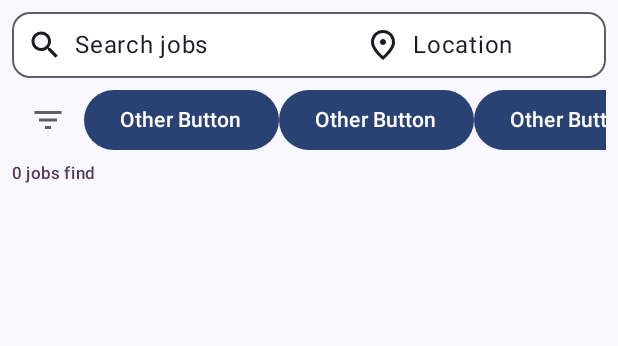
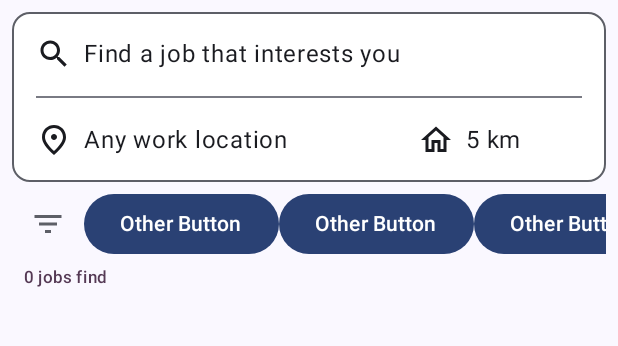
Before and after one commit to CS5520FeinbergFall2023/group-project-group-7, an Android app built with Jetpack Compose: the ForgotPasswordScreen screen opened through its navigation route, after a tap on "Sign In", on a phone screen of 412 x 824 dp, the part 96-442 px from its top. Run offline under Robolectric (Android 15) with nearby library versions, the phone set to English and light mode, and no system bars; our stand-ins replace Firebase (no records; nobody signed in at launch, a user with empty details on screens opened directly); 3 statements that could not run were skipped.

Commit message:
v0.1.15 - add search stage 3, simple search complete

```diff
--- a/JetpackComposeV1/app/src/main/java/edu/northeastern/jetpackcomposev1/ui/screens/ForgotPasswordScreen.kt
+++ b/JetpackComposeV1/app/src/main/java/edu/northeastern/jetpackcomposev1/ui/screens/ForgotPasswordScreen.kt
@@ -37,12 +37,15 @@ fun ForgotPasswordScreen(
 //    val scope = rememberCoroutineScope()
     val snackbarHostState = remember { SnackbarHostState() }
     Scaffold(snackbarHost = { SnackbarHost(hostState = snackbarHostState) }) {innerPadding ->
+        if (userViewModel.running) {
+            ShowCircularProgressIndicator()
+        }
+        else {
             Column(
                 modifier = modifier.padding(innerPadding).fillMaxSize(),
                 verticalArrangement = Arrangement.Center,
                 horizontalAlignment = Alignment.CenterHorizontally
             ) {
-            ShowCircularProgressIndicator(userViewModel.running)
                 OutlinedTextField(
                     value = userViewModel.user.profile.email,
                     onValueChange = { userViewModel.user.profile.email = it.trim() },
@@ -70,6 +73,7 @@ fun ForgotPasswordScreen(
                     Text("Sign Up")
                 }
             }
+        }
     }// scaffold
     LaunchedEffect(key1 = userViewModel.messageReturned) {
         if (userViewModel.authMessage.isNotEmpty()) {
--- a/JetpackComposeV1/app/src/main/java/edu/northeastern/jetpackcomposev1/ui/screens/JobSearchScreen.kt
+++ b/JetpackComposeV1/app/src/main/java/edu/northeastern/jetpackcomposev1/ui/screens/JobSearchScreen.kt
@@ -71,10 +71,13 @@ fun JobSearchScreen(
     applicationViewModel: ApplicationViewModel,
     modifier: Modifier = Modifier
 ) {
+    if (jobViewModel.running) {
+        ShowCircularProgressIndicator()
+    }
+    else {
         LazyColumn(modifier = modifier.padding(horizontal = 8.dp)) {
             item {
                 SearchSection(jobViewModel = jobViewModel)
-            ShowCircularProgressIndicator(jobViewModel.running)
                 JobLists(
                     jobs = jobViewModel.response.results,
                     jobViewedHistoryList = jobViewModel.jobViewedHistoryList,
@@ -83,6 +86,7 @@ fun JobSearchScreen(
                     onFindJobInFavorite = { jobId -> jobViewModel.findJobInFavoriteList(jobId) },
                     onSetJobFavorite = {job -> jobViewModel.setJobFavoriteToDB(job) }
                 )
+            }
         }
     }
 }
@@ -121,33 +125,48 @@ fun SearchSection(
             colors = CardDefaults.cardColors(containerColor = MaterialTheme.colorScheme.onPrimary),
             border = BorderStroke(1.dp, MaterialTheme.colorScheme.outline),
         ) {
-            Row(verticalAlignment = Alignment.CenterVertically,
-                horizontalArrangement = Arrangement.SpaceBetween,
-                modifier = modifier.fillMaxWidth()
-                .padding(all = 10.dp)
+            Column(modifier = modifier
+                .fillMaxWidth()
+                .padding(all = 16.dp)
                 .clickable { showSearchJobSheet = true }
             ) {
-                Row(verticalAlignment = Alignment.CenterVertically, modifier = modifier.weight(0.6f)) {
+                Row(verticalAlignment = Alignment.CenterVertically) {
                     Icon(
                         imageVector = Icons.Outlined.Search,
                         contentDescription = "Search"
                     )
                     Text(
-                        text = jobViewModel.search.what.ifEmpty { "Search jobs" },
+                        text = jobViewModel.search.what.ifEmpty { "Find a job that interests you" },
                         maxLines = 1,
                         modifier = modifier.padding(start = 8.dp)
                     )
                 }
-                Row(verticalAlignment = Alignment.CenterVertically, modifier = modifier.weight(0.4f)) {
+                Spacer(modifier = modifier.height(16.dp))
+                Divider()
+                Spacer(modifier = modifier.height(16.dp))
+                Row {
+                    Row(verticalAlignment = Alignment.CenterVertically, modifier = modifier.weight(0.7f)) {
                         Icon(
                             imageVector = Icons.Outlined.Place,
                             contentDescription = "Location"
                         )
                         Text(
-                        text = jobViewModel.search.where.ifEmpty { "Location" },
+                            text = jobViewModel.search.where.ifEmpty { "Any work location" },
                             maxLines = 1,
                             modifier = modifier.padding(start = 8.dp)
                         )
+                    }
+                    Row(verticalAlignment = Alignment.CenterVertically, modifier = modifier.weight(0.3f)) {
+                        Icon(
+                            imageVector = Icons.Outlined.Home,
+                            contentDescription = "Location"
+                        )
+                        Text(
+                            text = "${jobViewModel.search.distance} km",
+                            maxLines = 1,
+                            modifier = modifier.padding(start = 8.dp)
+                        )
+                    }
                 }
             }
         }
@@ -168,7 +187,8 @@ fun SearchSection(
         Text(
             text = convertNumberOfJobs(jobViewModel.response.count),
             color = MaterialTheme.colorScheme.tertiary,
-            style = MaterialTheme.typography.labelSmall
+            style = MaterialTheme.typography.labelSmall,
+            modifier = modifier.padding(start = 8.dp)
         )
     }
 }
--- a/JetpackComposeV1/app/src/main/java/edu/northeastern/jetpackcomposev1/ui/screens/SignInScreen.kt
+++ b/JetpackComposeV1/app/src/main/java/edu/northeastern/jetpackcomposev1/ui/screens/SignInScreen.kt
@@ -5,6 +5,7 @@ import androidx.compose.foundation.layout.Arrangement
 import androidx.compose.foundation.layout.Column
 import androidx.compose.foundation.layout.fillMaxSize
 import androidx.compose.foundation.layout.padding
+import androidx.compose.foundation.layout.size
 import androidx.compose.foundation.layout.width
 import androidx.compose.foundation.text.KeyboardOptions
 import androidx.compose.material3.Button
@@ -40,15 +41,17 @@ fun SignInScreen(
     onNavigateToHome: () -> Unit,
     modifier: Modifier = Modifier
 ) {
-//    val scope = rememberCoroutineScope()
     val snackbarHostState = remember { SnackbarHostState() }
     Scaffold(snackbarHost = { SnackbarHost(hostState = snackbarHostState) }) {innerPadding ->
+        if (userViewModel.running) {
+            ShowCircularProgressIndicator()
+        }
+        else {
             Column(
                 modifier = modifier.padding(innerPadding).fillMaxSize(),
                 verticalArrangement = Arrangement.Center,
                 horizontalAlignment = Alignment.CenterHorizontally
             ) {
-            ShowCircularProgressIndicator(userViewModel.running)
                 OutlinedTextField(
                     value = userViewModel.user.profile.email,
                     onValueChange = { userViewModel.user.profile.email = it.trim() },
@@ -90,6 +93,7 @@ fun SignInScreen(
                     Text("Forgot Password")
                 }
             }
+        }
     }// scaffold
     LaunchedEffect(key1 = userViewModel.messageReturned) {
         if (userViewModel.authMessage.isNotEmpty()) {
@@ -104,10 +108,14 @@ fun SignInScreen(
 }
 
 @Composable
-fun ShowCircularProgressIndicator(status: Boolean, modifier: Modifier = Modifier) {
-    if (status) {
+fun ShowCircularProgressIndicator(modifier: Modifier = Modifier) {
+    Column(
+        modifier = modifier.fillMaxSize(),
+        verticalArrangement = Arrangement.Center,
+        horizontalAlignment = Alignment.CenterHorizontally
+    ) {
         CircularProgressIndicator(
-            modifier = modifier.width(64.dp),
+            modifier = modifier.size(64.dp),
             color = MaterialTheme.colorScheme.secondary,
         )
     }
--- a/JetpackComposeV1/app/src/main/java/edu/northeastern/jetpackcomposev1/ui/sheets/DetailJobSheet.kt
+++ b/JetpackComposeV1/app/src/main/java/edu/northeastern/jetpackcomposev1/ui/sheets/DetailJobSheet.kt
@@ -1,6 +1,7 @@
 package edu.northeastern.jetpackcomposev1.ui.sheets
 
 import androidx.compose.foundation.layout.Spacer
+import androidx.compose.foundation.layout.fillMaxHeight
 import androidx.compose.foundation.layout.height
 import androidx.compose.foundation.layout.padding
 import androidx.compose.foundation.lazy.LazyColumn
@@ -28,7 +29,7 @@ fun DetailJobSheet(
     ) {
         // Sheet content
         LazyColumn(modifier = modifier
-            .padding(horizontal = 8.dp)
+            .padding(horizontal = 8.dp).fillMaxHeight(0.95f)
         ) {
             item {
                 /*TODO more on the way*/
--- a/JetpackComposeV1/app/src/main/java/edu/northeastern/jetpackcomposev1/ui/sheets/FilterJobSheet.kt
+++ b/JetpackComposeV1/app/src/main/java/edu/northeastern/jetpackcomposev1/ui/sheets/FilterJobSheet.kt
@@ -1,6 +1,7 @@
 package edu.northeastern.jetpackcomposev1.ui.sheets
 
 import androidx.compose.foundation.layout.Spacer
+import androidx.compose.foundation.layout.fillMaxHeight
 import androidx.compose.foundation.layout.height
 import androidx.compose.foundation.layout.padding
 import androidx.compose.foundation.lazy.LazyColumn
@@ -27,7 +28,7 @@ fun FilterJobSheet(
     ) {
         // Sheet content
         LazyColumn(modifier = modifier
-            .padding(horizontal = 8.dp)
+            .padding(horizontal = 8.dp).fillMaxHeight(0.95f)
         ) {
             item {
                 /*TODO more on the way*/
```
Also changed, not shown: JetpackComposeV1/app/src/main/java/edu/northeastern/jetpackcomposev1/ui/screens/SignUpScreen.kt (+5 -2 lines), JetpackComposeV1/app/src/main/java/edu/northeastern/jetpackcomposev1/ui/sheets/SearchJobSheet.kt (+23 -7 lines), JetpackComposeV1/app/src/main/java/edu/northeastern/jetpackcomposev1/viewmodels/JobViewModel.kt (+11 -11 lines). Lines whose indentation alone changed are shown as unchanged.
